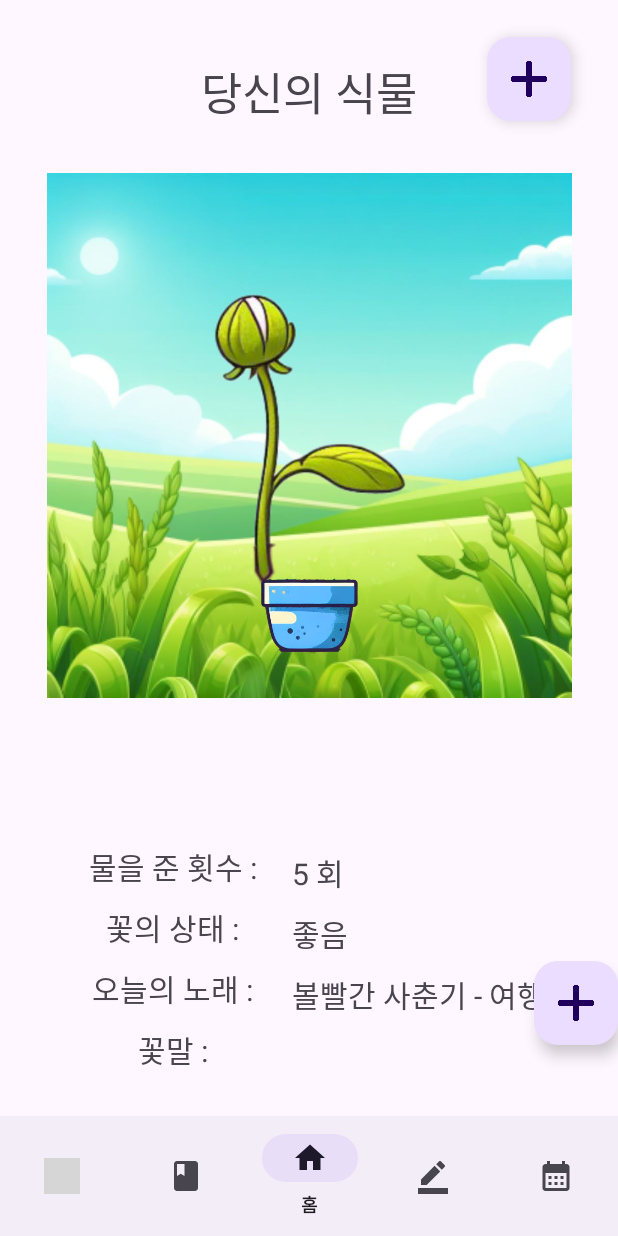
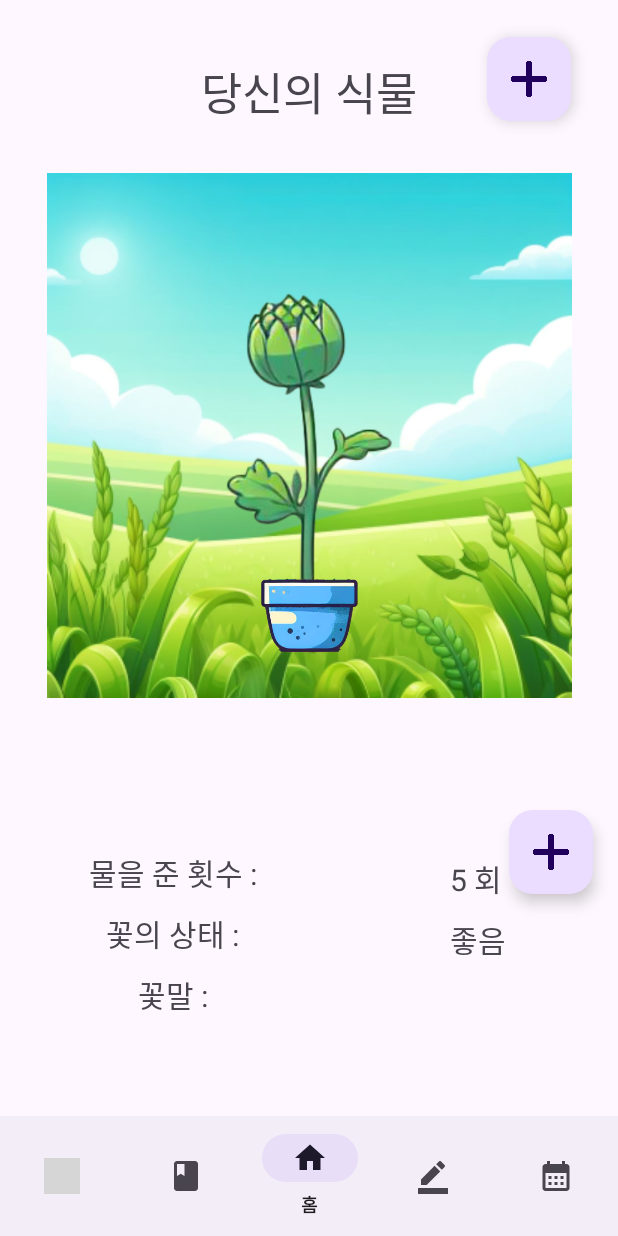
Before and after one commit to cpt-team/odos, an Android app: the fragment PlantFragment placed in its activity, on a phone screen of 412 x 824 dp. Run offline under Robolectric (Android 15) with nearby library versions, the phone set to English and light mode, and no system bars; grey boxes are pictures that could not be loaded.

Commit message:
plant 값에 맞게 프래그먼트 입력

```diff
--- a/app/src/main/java/com/example/cpt_odos_diary/PlantFragment.kt
+++ b/app/src/main/java/com/example/cpt_odos_diary/PlantFragment.kt
@@ -46,14 +46,45 @@ class PlantFragment : Fragment() {
         val plantName = binding.plantName
         val floriographyDesc = binding.floriographyDesc
 
-        Log.d(TAG,"plant Data: ${App.token_prefs.plantName}")
-        Log.d(TAG,"plant Data: ${App.token_prefs.plantDesc}")
-        Log.d(TAG,"plant Data: ${App.token_prefs.floriography}")
+        Log.d(TAG,"plant Data - name: ${App.token_prefs.plantName}")
+        Log.d(TAG,"plant Data - desc: ${App.token_prefs.plantDesc}")
+        Log.d(TAG,"plant Data - flo: ${App.token_prefs.floriography}")
+        Log.d(TAG,"plant Data - pod: ${App.token_prefs.podSkin}")
+        Log.d(TAG,"plant Data - back: ${App.token_prefs.backSkin}")
+        Log.d(TAG,"plant Data - level: ${App.token_prefs.plantLevel}")
 
+        when(App.token_prefs.plantName){
+            "안개꽃" -> plant.setImageResource(R.drawable.gypsophila_purple1)
+            "튤립" -> plant.setImageResource(R.drawable.tulip2)
+            "장미" -> plant.setImageResource(R.drawable.chrysanthemum1)
+        }
+        when(App.token_prefs.podSkin){
+            "basicpod" -> pod.setImageResource(R.drawable.basicpod)
+            "greenpod" -> pod.setImageResource(R.drawable.greenpod)
+            "pinkpod" -> pod.setImageResource(R.drawable.pinkpod)
+            "smilepod" -> pod.setImageResource(R.drawable.smilepod)
+            "yellowpod" -> pod.setImageResource(R.drawable.yellowpod)
+        }
+        when(App.token_prefs.backSkin){
+            "basicpod" -> background.setImageResource(R.drawable.basicback)
+            "desert1" -> background.setImageResource(R.drawable.desert1)
+            "desert2" -> background.setImageResource(R.drawable.desert2)
+            "desert3" -> background.setImageResource(R.drawable.desert3)
+            "field1" -> background.setImageResource(R.drawable.field1)
+            "field2" -> background.setImageResource(R.drawable.field2)
+            "field4" -> background.setImageResource(R.drawable.field4)
+            "field5" -> background.setImageResource(R.drawable.field5)
+            "snow1" -> background.setImageResource(R.drawable.snow1)
+            "snow2" -> background.setImageResource(R.drawable.snow2)
+            "snow3" -> background.setImageResource(R.drawable.snow3)
+            "snow4" -> background.setImageResource(R.drawable.snow4)
+            "snow5" -> background.setImageResource(R.drawable.snow5)
+            "snow6" -> background.setImageResource(R.drawable.snow6)
+            "snow7" -> background.setImageResource(R.drawable.snow7)
+            "snow8" -> background.setImageResource(R.drawable.snow8)
 
-        plant.setImageResource(R.drawable.gypsophila_purple1)
-        background.setImageResource(R.drawable.basicback)
-        pod.setImageResource(R.drawable.basicpod)
+        }
+
         plantName.text = App.token_prefs.plantName
         floriographyDesc.text = App.token_prefs.floriography
 
--- a/app/src/main/res/layout/fragment_plant.xml
+++ b/app/src/main/res/layout/fragment_plant.xml
@@ -38,10 +38,10 @@
         app:icon="@drawable/plus"
         app:layout_constraintBottom_toBottomOf="parent"
         app:layout_constraintEnd_toEndOf="parent"
-        app:layout_constraintHorizontal_bias="1.0"
+        app:layout_constraintHorizontal_bias="0.786"
         app:layout_constraintStart_toEndOf="@+id/title"
         app:layout_constraintTop_toTopOf="parent"
-        app:layout_constraintVertical_bias="0.834" />
+        app:layout_constraintVertical_bias="0.703" />
 
     <ImageView
         android:id="@+id/background"
@@ -115,15 +115,7 @@
             android:textSize="20sp"
             android:paddingBottom="5dp"
             android:paddingTop="5dp"/>
-        <TextView
-            android:id="@+id/today_song"
-            android:layout_width="match_parent"
-            android:layout_height="match_parent"
-            android:gravity="center"
-            android:text="오늘의 노래 : "
-            android:textSize="20sp"
-            android:paddingBottom="5dp"
-            android:paddingTop="5dp"/>
+
         <TextView
             android:id="@+id/floriography"
             android:layout_width="match_parent"
@@ -169,14 +161,7 @@
             android:textSize="20sp"
             android:paddingBottom="5dp"
             android:paddingTop="5dp"/>
-        <TextView
-            android:layout_width="match_parent"
-            android:layout_height="match_parent"
-            android:gravity="start"
-            android:text="볼빨간 사춘기 - 여행"
-            android:textSize="20sp"
-            android:paddingBottom="5dp"
-            android:paddingTop="5dp"/>
+
         <TextView
             android:id="@+id/floriographyDesc"
             android:layout_width="match_parent"
```
Also changed, not shown: app/src/main/java/com/example/cpt_odos_diary/PlantAdapter.kt (+11 -1 lines), app/src/main/res/layout/item_plant.xml (+7 -6 lines).
